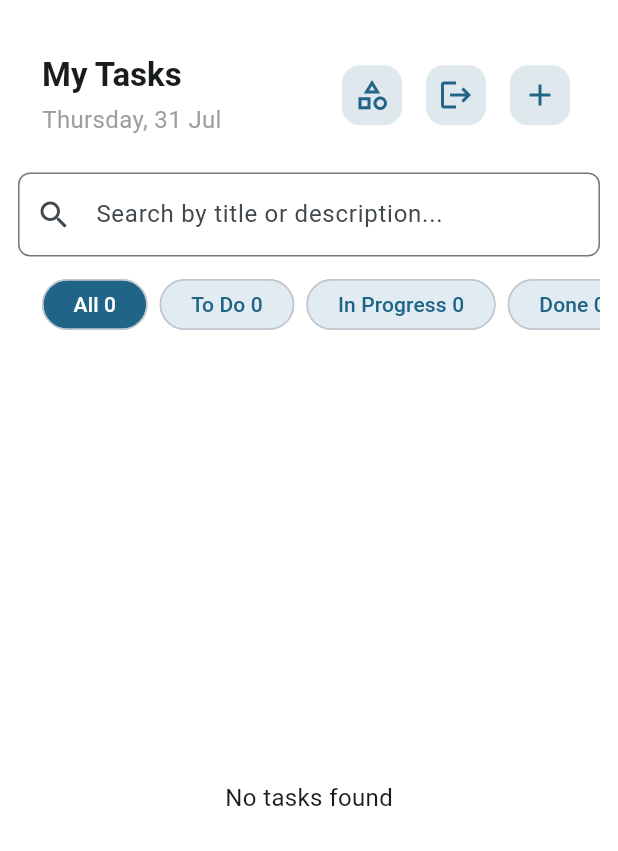
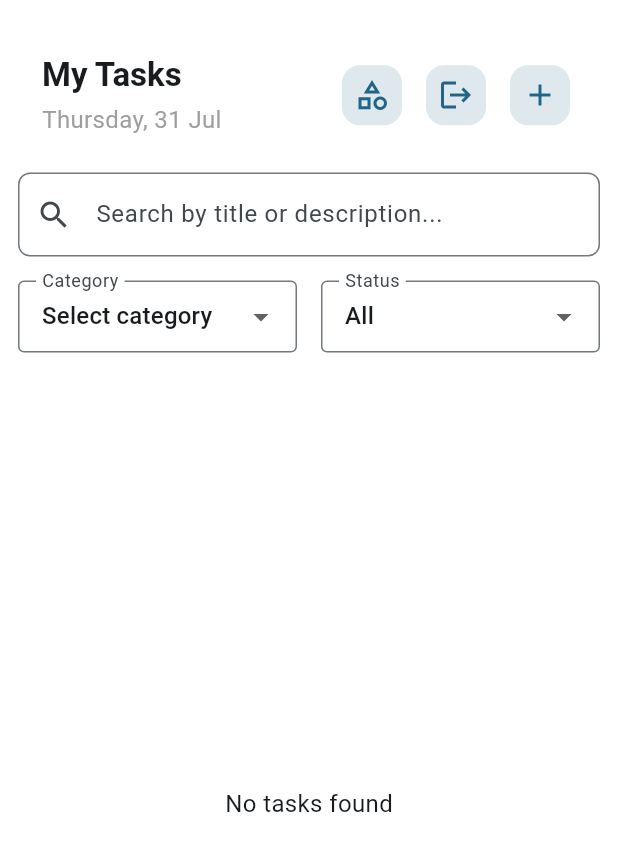
Before and after one commit to pedrokondx/flutter_task_manager_supabase, a Flutter app: the TaskListPage screen opened directly with empty values, on a phone screen of 412 x 824 dp. Shown: the top 851 px of the screen. Run offline on Flutter 3.47's test engine with Material 3 defaults, Android fonts, the phone set to English and light mode, and no system bars; our stand-ins replace equatable, flutter_bloc, get_it, go_router, image_picker, supabase_flutter and 1 more; accounts and stored records are empty.

Commit message:
feat(task): users can now filter by category

```diff
--- a/lib/features/task/presentation/pages/task_form_page.dart
+++ b/lib/features/task/presentation/pages/task_form_page.dart
@@ -154,7 +154,9 @@ class _TaskFormPageState extends State<TaskFormPage> {
             final exists = categories.any(
               (c) => c.id == widget.task?.categoryId,
             );
+
             _category = exists ? widget.task!.categoryId! : '';
+
             _categoryInitialized = true;
           }
 
--- a/lib/features/task/presentation/pages/task_list_page.dart
+++ b/lib/features/task/presentation/pages/task_list_page.dart
@@ -9,7 +9,7 @@ import 'package:supabase_todo/features/task/domain/entities/task_entity.dart';
 import 'package:supabase_todo/features/task/presentation/bloc/task_bloc.dart';
 import 'package:supabase_todo/features/task/presentation/bloc/task_events.dart';
 import 'package:supabase_todo/features/task/presentation/bloc/task_state.dart';
-import 'package:supabase_todo/features/task/presentation/widgets/filter_tabs.dart';
+import 'package:supabase_todo/features/task/presentation/widgets/filter_dropdowns.dart';
 import 'package:supabase_todo/features/task/presentation/widgets/task_card.dart';
 import 'package:supabase_todo/features/task/presentation/widgets/task_header.dart';
 
@@ -23,6 +23,8 @@ class TaskListPage extends StatefulWidget {
 
 class _TaskListPageState extends State<TaskListPage> {
   String selectedFilter = 'all';
+  String selectedCategory = 'Select category';
+  String selectedCategoryId = '';
   String textFilter = '';
 
   @override
@@ -38,8 +40,12 @@ class _TaskListPageState extends State<TaskListPage> {
       final matchesText =
           task.title.toLowerCase().contains(textFilter) ||
           (task.description ?? '').toLowerCase().contains(textFilter);
+      final matchesCategory =
+          selectedCategory == 'Select category' && selectedCategoryId.isEmpty
+          ? true
+          : task.categoryId == selectedCategoryId;
 
-      return matchesStatus && matchesText;
+      return matchesStatus && matchesText && matchesCategory;
     }).toList();
   }
 
@@ -54,14 +60,6 @@ class _TaskListPageState extends State<TaskListPage> {
             } else if (state is TaskOverviewLoaded) {
               final tasks = _applyFilters(state.tasks);
               final categories = state.categories;
-              final countMap = {
-                'all': state.tasks.length,
-                'to_do': state.tasks.where((t) => t.status == 'to_do').length,
-                'in_progress': state.tasks
-                    .where((t) => t.status == 'in_progress')
-                    .length,
-                'done': state.tasks.where((t) => t.status == 'done').length,
-              };
 
               return Column(
                 children: [
@@ -102,13 +100,38 @@ class _TaskListPageState extends State<TaskListPage> {
                             prefixIcon: Icon(Icons.search),
                           ),
                         ),
-                        const SizedBox(height: 8),
-                        FilterTabs(
-                          selected: selectedFilter,
-                          counts: countMap,
-                          onChanged: (value) {
-                            setState(() => selectedFilter = value);
+                        const SizedBox(height: 16),
+
+                        FilterDropdowns(
+                          selectedCategory: selectedCategory,
+                          selectedStatus: selectedFilter,
+                          categories: [
+                            "Select category",
+                            ...categories.map((cat) => cat.name),
+                          ],
+                          statusOptions: {
+                            'all': 'All',
+                            'to_do': 'To Do',
+                            'in_progress': 'In Progress',
+                            'done': 'Done',
                           },
+                          onCategoryChanged: (val) => setState(() {
+                            selectedCategory = val;
+                            selectedCategoryId = categories
+                                .firstWhere(
+                                  (cat) => cat.name == val,
+                                  orElse: () => CategoryEntity(
+                                    id: '',
+                                    name: '',
+                                    userId: '',
+                                    createdAt: DateTime.now(),
+                                    updatedAt: DateTime.now(),
+                                  ),
+                                )
+                                .id;
+                          }),
+                          onStatusChanged: (val) =>
+                              setState(() => selectedFilter = val),
                         ),
                       ],
                     ),
--- /dev/null
+++ b/lib/features/task/presentation/widgets/filter_dropdowns.dart
@@ -0,0 +1,70 @@
+import 'package:flutter/material.dart';
+
+class FilterDropdowns extends StatelessWidget {
+  final String selectedCategory;
+  final String selectedStatus;
+  final Map<String, String> statusOptions;
+  final List<String> categories;
+  final Function(String) onCategoryChanged;
+  final Function(String) onStatusChanged;
+
+  const FilterDropdowns({
+    super.key,
+    required this.selectedCategory,
+    required this.selectedStatus,
+    required this.statusOptions,
+    required this.categories,
+    required this.onCategoryChanged,
+    required this.onStatusChanged,
+  });
+
+  @override
+  Widget build(BuildContext context) {
+    return Row(
+      children: [
+        Expanded(
+          child: DropdownButtonFormField<String>(
+            value: selectedCategory,
+            decoration: const InputDecoration(
+              labelText: 'Category',
+              border: OutlineInputBorder(),
+              contentPadding: EdgeInsets.symmetric(horizontal: 12, vertical: 8),
+            ),
+            items: categories.map((cat) {
+              return DropdownMenuItem(value: cat, child: Text(cat));
+            }).toList(),
+            onChanged: (value) {
+              if (value != null) {
+                onCategoryChanged(value);
+              }
+            },
+          ),
+        ),
+        const SizedBox(width: 16),
+
+        Expanded(
+          child: DropdownButtonFormField<String>(
+            value: selectedStatus,
+            decoration: const InputDecoration(
+              labelText: 'Status',
+              border: OutlineInputBorder(),
+              contentPadding: EdgeInsets.symmetric(horizontal: 12, vertical: 8),
+            ),
+            items: statusOptions.entries.map((entry) {
+              return DropdownMenuItem(
+                value: entry.key,
+                child: Text(entry.value),
+              );
+            }).toList(),
+
+            onChanged: (value) {
+              if (value != null) {
+                onStatusChanged(value);
+              }
+            },
+          ),
+        ),
+      ],
+    );
+  }
+}
--- a/lib/features/task/presentation/widgets/filter_tabs.dart
+++ /dev/null
@@ -1,73 +0,0 @@
-import 'package:flutter/material.dart';
-
-class FilterTabs extends StatelessWidget {
-  final String selected;
-  final Map<String, int> counts;
-  final Function(String) onChanged;
-
-  const FilterTabs({
-    super.key,
-    required this.selected,
-    required this.counts,
-    required this.onChanged,
-  });
-
-  @override
-  Widget build(BuildContext context) {
-    final filters = ['all', 'to_do', 'in_progress', 'done'];
-
-    return SizedBox(
-      height: 48,
-      child: ListView.separated(
-        scrollDirection: Axis.horizontal,
-        padding: const EdgeInsets.symmetric(horizontal: 16),
-        itemBuilder: (_, i) {
-          final key = filters[i];
-          final label = _label(key);
-          final count = counts[key] ?? 0;
-          final isSelected = selected == key;
-
-          return GestureDetector(
-            onTap: () => onChanged(key),
-            child: Chip(
-              label: Text(
-                '$label $count',
-                style: TextStyle(
-                  color: isSelected
-                      ? Colors.white
-                      : Theme.of(context).colorScheme.primary,
-                ),
-              ),
-              padding: const EdgeInsets.symmetric(horizontal: 12, vertical: 6),
-              backgroundColor: isSelected
-                  ? Theme.of(context).colorScheme.primary
-                  : Theme.of(
-                      context,
-                    ).colorScheme.primary.withValues(alpha: 0.1),
-              shape: RoundedRectangleBorder(
-                borderRadius: BorderRadius.circular(20),
-              ),
-            ),
-          );
-        },
-        separatorBuilder: (_, __) => const SizedBox(width: 8),
-        itemCount: filters.length,
-      ),
-    );
-  }
-
-  String _label(String key) {
-    switch (key) {
-      case 'all':
-        return 'All';
-      case 'to_do':
-        return 'To Do';
-      case 'in_progress':
-        return 'In Progress';
-      case 'done':
-        return 'Done';
-      default:
-        return key;
-    }
-  }
-}
--- a/lib/features/task/presentation/widgets/task_card.dart
+++ b/lib/features/task/presentation/widgets/task_card.dart
@@ -49,6 +49,7 @@ class _TaskCardState extends State<TaskCard> {
   @override
   Widget build(BuildContext context) {
     return Card(
+      elevation: 0,
       margin: const EdgeInsets.symmetric(horizontal: 16, vertical: 8),
       child: InkWell(
         onTap: widget.onTap,
```
Also changed, not shown: 1 other file.
